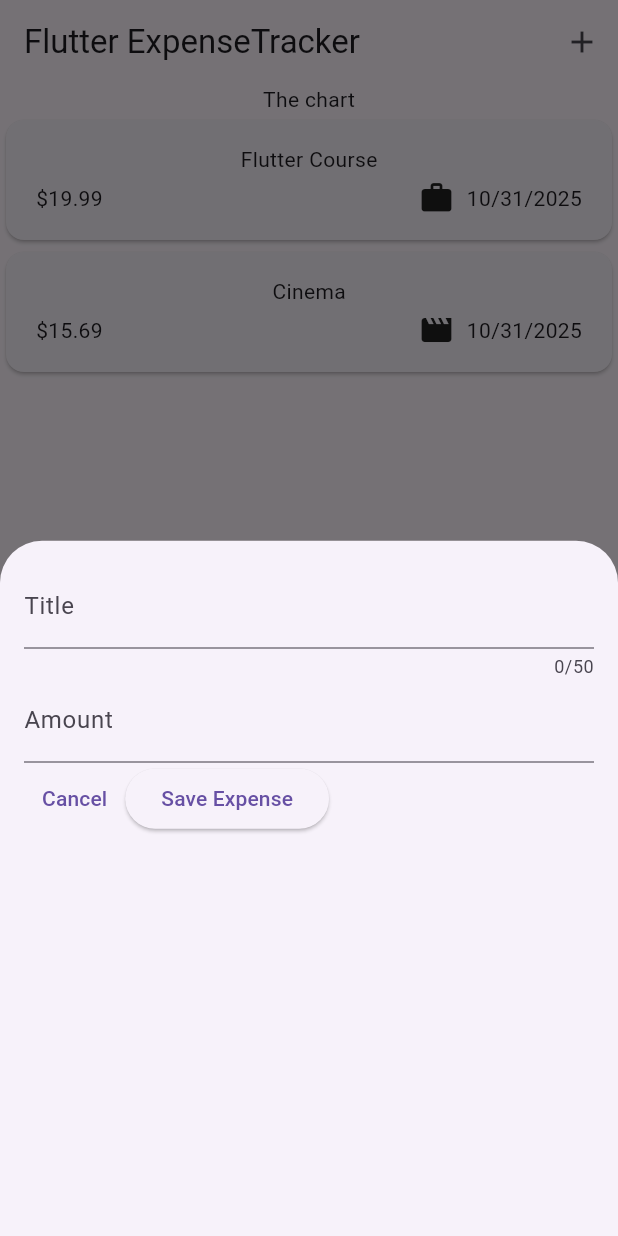
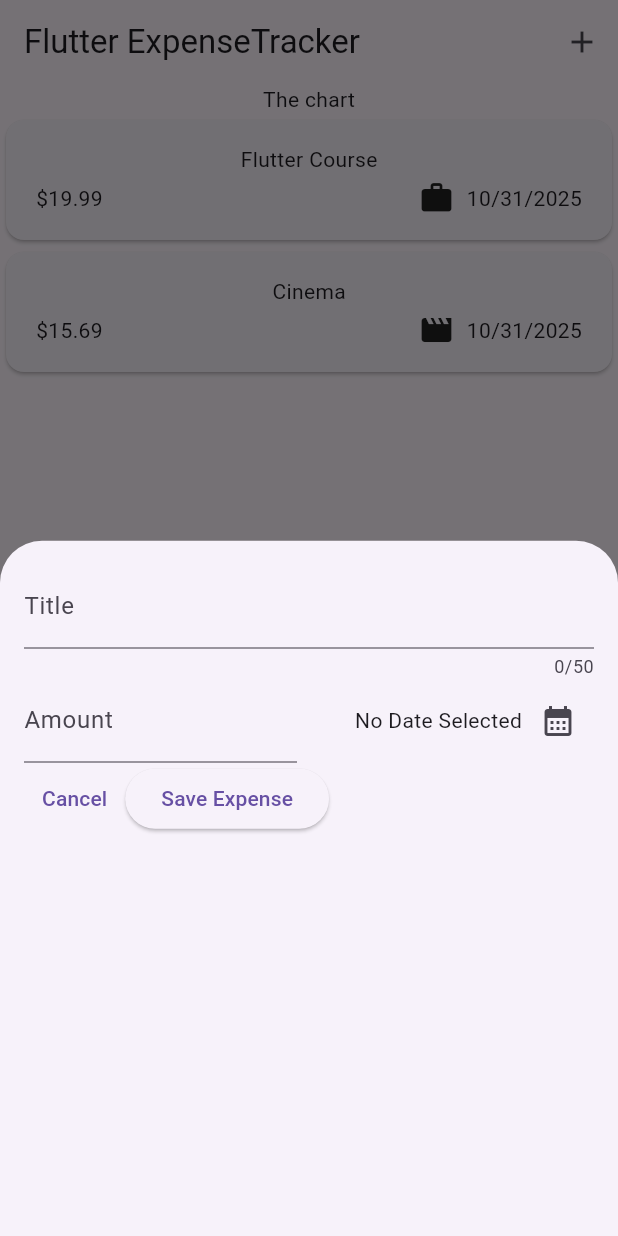
Before and after one commit to Ali-Faal9573/Expense-App, a Flutter app: the screen it shows after launch, after a tap on the "add" icon, on a phone screen of 412 x 824 dp. Run offline on Flutter 3.47's test engine with Material 3 defaults, Android fonts, the phone set to English and light mode, and no system bars.

Commit message:
add date picker to new expense modal

```diff
--- a/lib/widgets/new_expense.dart
+++ b/lib/widgets/new_expense.dart
@@ -1,3 +1,4 @@
+import 'package:expense_tracker/models/expense.dart';
 import 'package:flutter/material.dart';
 
 class NewExpense extends StatefulWidget {
@@ -12,6 +13,21 @@ class NewExpense extends StatefulWidget {
 class _NewExpensesState extends State<NewExpense> {
   final _titleController = TextEditingController();
   final _amountController = TextEditingController();
+  DateTime? _selectedDate;
+
+  void _presentDatePicker() async {
+    final now = DateTime.now();
+    final firstDate = DateTime(now.year - 1, now.month, now.day);
+
+    final pickedDate = await showDatePicker(
+      context: context,
+      firstDate: firstDate,
+      lastDate: now,
+    );
+    setState(() {
+      _selectedDate = pickedDate;
+    });
+  }
 
   @override
   void dispose() {
@@ -31,13 +47,37 @@ class _NewExpensesState extends State<NewExpense> {
             maxLength: 50,
             decoration: const InputDecoration(label: Text('Title')),
           ),
-          TextField(
+          Row(
+            children: [
+              Expanded(
+                child: TextField(
                   controller: _amountController,
                   keyboardType: TextInputType.number,
                   decoration: const InputDecoration(
                     prefixText: '\$ ',
                     label: Text('Amount'),
                   ),
+                ),
+              ),
+              const SizedBox(width: 16),
+              Expanded(
+                child: Row(
+                  mainAxisAlignment: MainAxisAlignment.end,
+                  crossAxisAlignment: CrossAxisAlignment.center,
+                  children: [
+                    Text(
+                      _selectedDate == null
+                          ? 'No Date Selected'
+                          : formatter.format(_selectedDate!),
+                    ),
+                    IconButton(
+                      onPressed: _presentDatePicker,
+                      icon: const Icon(Icons.calendar_month),
+                    ),
+                  ],
+                ),
+              ),
+            ],
           ),
           Row(
             children: [
```
Lines whose indentation alone changed are shown as unchanged.
